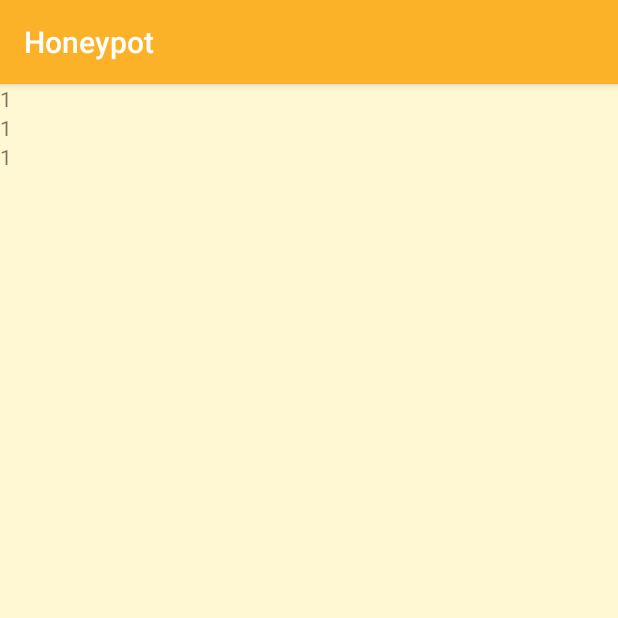
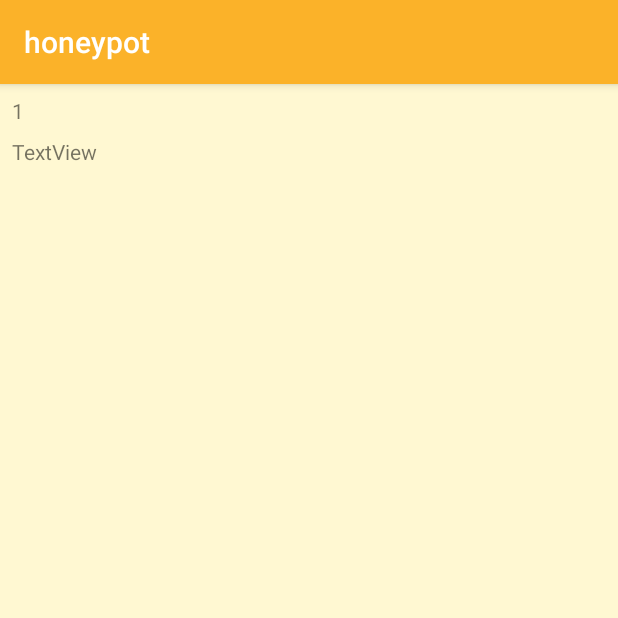
Before and after one commit to lrizvano/HackDuke_Honeypot, an Android app: the screen it shows after launch (MainActivity), on a phone screen of 412 x 824 dp, the top half of it. Run offline under Robolectric (Android 15) with nearby library versions, the phone set to English and light mode, and no system bars.

Commit message:
added splas screen and configured colors

```diff
--- a/app/src/main/AndroidManifest.xml
+++ b/app/src/main/AndroidManifest.xml
@@ -9,7 +9,11 @@
         android:roundIcon="@mipmap/ic_launcher_round"
         android:supportsRtl="true"
         android:theme="@style/AppTheme">
+
         <activity android:name=".MainActivity">
+        </activity>
+
+        <activity android:name=".SplashScreenActivity" android:theme="@style/SplashScreenTheme">
             <intent-filter>
                 <action android:name="android.intent.action.MAIN" />
 
--- a/app/src/main/java/com/example/hackduke_honeypot/MainActivity.java
+++ b/app/src/main/java/com/example/hackduke_honeypot/MainActivity.java
@@ -18,7 +18,7 @@ public class MainActivity extends AppCompatActivity {
     protected void onCreate(Bundle savedInstanceState) {
         super.onCreate(savedInstanceState);
         setContentView(R.layout.activity_main);
-        setTitle("Honeypot");
+        setTitle("honeypot");
 
         messages.add(new Message("1", "1", "1"));
         messages.add(new Message("2", "2", "2"));
--- a/app/src/main/java/com/example/hackduke_honeypot/MessageAdapter.java
+++ b/app/src/main/java/com/example/hackduke_honeypot/MessageAdapter.java
@@ -28,9 +28,8 @@ public class MessageAdapter extends RecyclerView.Adapter<MessageAdapter.ViewHold
     @Override
     public void onBindViewHolder(@NonNull MessageAdapter.ViewHolder holder, int position) {
         Message message = mData.get(position);
-        holder.tvMessageId.setText(message.messageId);
+        holder.tvMessageData.setText(message.messageData);
         holder.tvMessageTime.setText(message.messageTime);
-        holder.tvMessageData.setText(message.messageData);
     }
 
     @Override
@@ -39,13 +38,19 @@ public class MessageAdapter extends RecyclerView.Adapter<MessageAdapter.ViewHold
     }
 
     public static class ViewHolder extends RecyclerView.ViewHolder {
-        TextView tvMessageId, tvMessageTime, tvMessageData;
+        TextView tvMessageTime, tvMessageData;
 
         public ViewHolder(@NonNull View itemView) {
             super(itemView);
-            tvMessageId = itemView.findViewById(R.id.tvMessageId);
-            tvMessageTime = itemView.findViewById(R.id.tvMessageTime);
             tvMessageData = itemView.findViewById(R.id.tvMessageData);
+            tvMessageTime = itemView.findViewById(R.id.tvMessageData);
+
+            itemView.setOnClickListener(new View.OnClickListener() {
+                @Override
+                public void onClick(View view) {
+
+                }
+            });
         }
     }
 }
--- /dev/null
+++ b/app/src/main/java/com/example/hackduke_honeypot/SplashScreenActivity.java
@@ -0,0 +1,19 @@
+package com.example.hackduke_honeypot;
+
+import androidx.appcompat.app.AppCompatActivity;
+
+import android.content.Intent;
+import android.os.Bundle;
+
+public class SplashScreenActivity extends AppCompatActivity {
+
+    @Override
+    protected void onCreate(Bundle savedInstanceState) {
+        super.onCreate(savedInstanceState);
+        setContentView(R.layout.activity_splash_screen);
+
+        Intent intent = new Intent(this, MainActivity.class);
+        startActivity(intent);
+        finish();
+    }
+}
--- a/app/src/main/res/layout/activity_main.xml
+++ b/app/src/main/res/layout/activity_main.xml
@@ -8,8 +8,12 @@
 
     <androidx.recyclerview.widget.RecyclerView
         android:id="@+id/my_recycler_view"
+        android:layout_width="match_parent"
+        android:layout_height="0dp"
         android:scrollbars="vertical"
-        android:layout_width="match_parent"
-        android:layout_height="match_parent"/>
+        app:layout_constraintBottom_toBottomOf="parent"
+        app:layout_constraintEnd_toEndOf="parent"
+        app:layout_constraintStart_toStartOf="parent"
+        app:layout_constraintTop_toTopOf="parent" />
 
 </androidx.constraintlayout.widget.ConstraintLayout>
--- a/app/src/main/res/layout/message_view.xml
+++ b/app/src/main/res/layout/message_view.xml
@@ -4,20 +4,20 @@
     android:layout_height="match_parent">
 
     <TextView
-        android:id="@+id/tvMessageId"
+        android:id="@+id/tvMessageData"
         android:layout_width="match_parent"
         android:layout_height="wrap_content"
+        android:paddingLeft="8dp"
+        android:paddingTop="8dp"
+        android:paddingBottom="8dp"
         android:text="TextView" />
 
     <TextView
         android:id="@+id/tvMessageTime"
         android:layout_width="match_parent"
         android:layout_height="wrap_content"
+        android:paddingLeft="8dp"
+        android:paddingBottom="8dp"
         android:text="TextView" />
 
-    <TextView
-        android:id="@+id/tvMessageData"
-        android:layout_width="match_parent"
-        android:layout_height="wrap_content"
-        android:text="TextView" />
 </LinearLayout>
--- a/app/src/main/res/values/styles.xml
+++ b/app/src/main/res/values/styles.xml
@@ -9,4 +9,9 @@
         <item name="android:colorBackground">@color/colorBg</item>
     </style>
 
+    <!--Style for Splash Screen-->
+    <style name="SplashScreenTheme" parent="Theme.AppCompat.Light.DarkActionBar">
+        <item name ="android:windowBackground"> @drawable/splashscreen</item>
+    </style>
+
 </resources>
```
Also changed, not shown: app/src/main/java/com/example/hackduke_honeypot/Message.java (+31 -1 lines), app/src/main/res/layout/activity_splash_screen.xml (added, +7 -0 lines), app/src/main/res/layout/splash_screen_background.xml (added, +12 -0 lines), app/src/main/res/drawable-xxhdpi/splashscreen.png (added).
